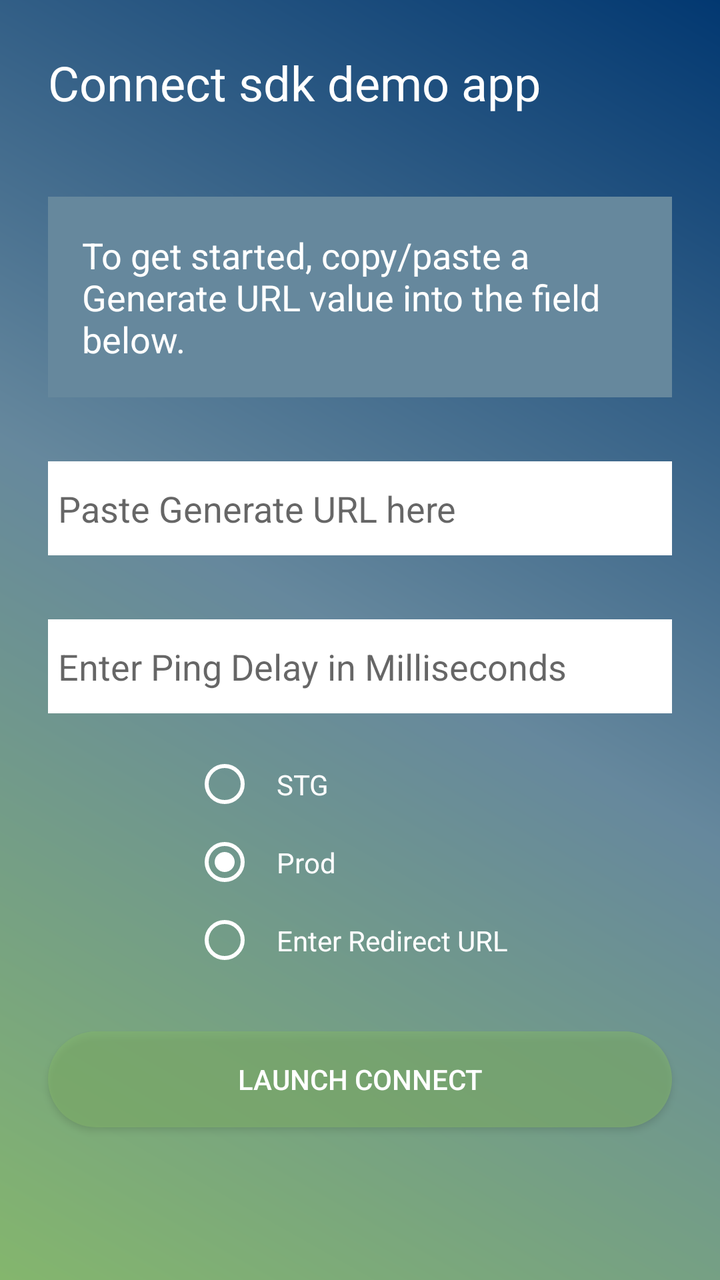
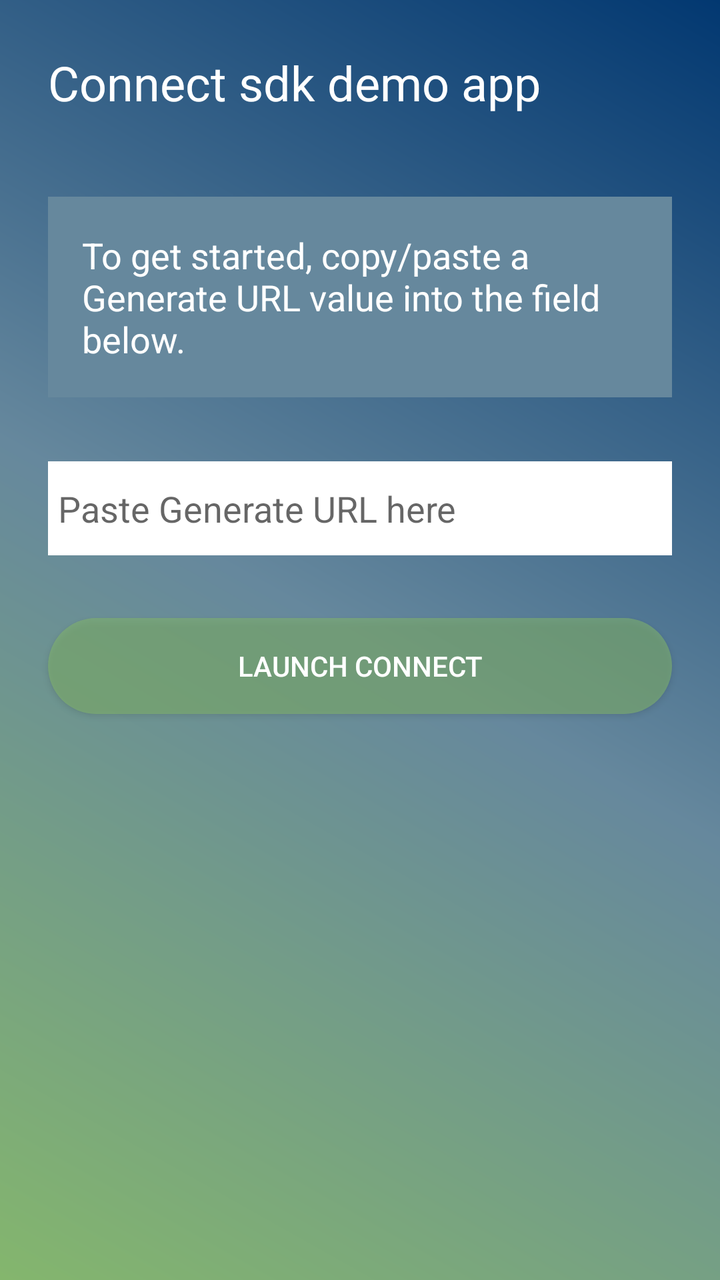

Two renders of the same Android screen: before a commit and after it. Below are the layout's source before the change and the commit's diff.
<!-- AndroidManifest.xml: application theme AppTheme -->
<!-- res/layout/activity_main.xml -->
<?xml version="1.0" encoding="utf-8"?>
<androidx.constraintlayout.widget.ConstraintLayout xmlns:android="http://schemas.android.com/apk/res/android"
    xmlns:app="http://schemas.android.com/apk/res-auto"
    xmlns:tools="http://schemas.android.com/tools"
    android:layout_width="match_parent"
    android:layout_height="match_parent"
    android:background="@drawable/bg"
    tools:context="com.mastercard.openbanking.connect.demo.MainActivity">

    <TextView
        android:id="@+id/textViewTitle"
        android:layout_width="0dp"
        android:layout_height="wrap_content"
        android:layout_marginStart="24dp"
        android:layout_marginTop="8dp"
        android:layout_marginEnd="24dp"
        android:paddingTop="17dp"
        android:paddingBottom="17dp"
        android:text="Connect sdk demo app"
        android:textAlignment="textStart"
        android:textColor="@color/white"
        android:textSize="24sp"
        app:layout_constraintEnd_toEndOf="parent"
        app:layout_constraintHorizontal_bias="0.0"
        app:layout_constraintStart_toStartOf="parent"
        app:layout_constraintTop_toTopOf="parent" />

    <TextView
        android:id="@+id/textView"
        android:layout_width="0dp"
        android:layout_height="wrap_content"
        android:layout_marginStart="24dp"
        android:layout_marginTop="24dp"
        android:layout_marginEnd="24dp"
        android:background="#66889D"
        android:padding="17dp"
        android:text="To get started, copy/paste a Generate URL value into the field below."
        android:textAlignment="textStart"
        android:textColor="@color/white"
        android:textSize="18sp"
        app:layout_constraintEnd_toEndOf="parent"
        app:layout_constraintHorizontal_bias="0.0"
        app:layout_constraintStart_toStartOf="parent"
        app:layout_constraintTop_toBottomOf="@+id/textViewTitle" />

    <EditText
        android:id="@+id/editConnectUrl"
        android:layout_width="0dp"
        android:layout_height="47dp"
        android:layout_marginTop="32dp"
        android:background="@android:color/white"
        android:ems="10"
        android:gravity="center_vertical"
        android:hint="Paste Generate URL here"
        android:maxLines="1"
        android:padding="5dp"
        app:layout_constraintEnd_toEndOf="@+id/textView"
        app:layout_constraintHorizontal_bias="0.12"
        app:layout_constraintStart_toStartOf="@+id/textView"
        app:layout_constraintTop_toBottomOf="@+id/textView" />

    <EditText
        android:id="@+id/editPingDelay"
        android:layout_width="0dp"
        android:layout_height="47dp"
        android:layout_marginTop="32dp"
        android:background="@android:color/white"
        android:ems="10"
        android:gravity="center_vertical"
        android:hint="Enter Ping Delay in Milliseconds "
        android:maxLines="1"
        android:padding="5dp"
        android:inputType="number"
        app:layout_constraintEnd_toEndOf="@+id/textView"
        app:layout_constraintHorizontal_bias="0.12"
        app:layout_constraintStart_toStartOf="@+id/textView"
        app:layout_constraintTop_toBottomOf="@+id/editConnectUrl" />

    <RadioGroup
        android:id="@+id/radioGroup"
        android:layout_width="wrap_content"
        android:layout_height="wrap_content"
        android:layout_marginTop="16dp"

        app:layout_constraintTop_toBottomOf="@+id/editPingDelay"
        app:layout_constraintStart_toStartOf="@+id/editConnectUrl"
        app:layout_constraintEnd_toEndOf="@+id/editConnectUrl">

        <RadioButton
            android:id="@+id/radioSTG"
            android:layout_width="wrap_content"
            android:layout_height="wrap_content"
            android:buttonTint="@color/white"
            android:textColor="@color/white"
            android:padding="10dp"
            android:text="STG" />

        <RadioButton
            android:id="@+id/radioProd"
            android:layout_width="wrap_content"
            android:layout_height="wrap_content"
            android:buttonTint="@color/white"
            android:textColor="@color/white"
            android:checked="true"
            android:padding="10dp"
            android:text="Prod" />

        <RadioButton
            android:id="@+id/radioRedirectURL"
            android:layout_width="wrap_content"
            android:layout_height="wrap_content"
            android:buttonTint="@color/white"
            android:textColor="@color/white"
            android:padding="10dp"
            android:text="Enter Redirect URL" />
    </RadioGroup>


    <EditText
        android:visibility="gone"
        android:id="@+id/editRedirectURL"
        android:layout_width="0dp"
        android:layout_height="47dp"
        android:layout_marginTop="32dp"
        android:background="@android:color/white"
        android:ems="10"
        android:gravity="center_vertical"
        android:hint="Enter Redirect URL"
        android:maxLines="1"
        android:padding="5dp"
        app:layout_constraintEnd_toEndOf="@+id/textView"
        app:layout_constraintHorizontal_bias="0.12"
        app:layout_constraintStart_toStartOf="@+id/textView"
        app:layout_constraintTop_toBottomOf="@+id/radioGroup" />

    <Button
        android:id="@+id/startButtonEventHandler"
        android:layout_width="0dp"
        android:layout_height="wrap_content"
        android:layout_marginTop="24dp"
        android:background="@drawable/rounded_corner"
        android:padding="5dp"
        android:text="@string/handler_start_button_text"
        android:textColor="@color/white"
        app:layout_constraintBottom_toBottomOf="parent"
        app:layout_constraintEnd_toEndOf="@+id/editConnectUrl"
        app:layout_constraintStart_toStartOf="@+id/editConnectUrl"
        app:layout_constraintTop_toBottomOf="@+id/editRedirectURL"
        app:layout_constraintVertical_bias="0.025" />

</androidx.constraintlayout.widget.ConstraintLayout>
<!-- resources referenced by this layout -->
<resources>
  <color name="white">#ffffff</color>
  <!-- drawable bg (drawable) -->
  <?xml version = "1.0" encoding = "utf-8" ?>
  <shape
      android:shape = "rectangle"
      xmlns:android = "http://schemas.android.com/apk/res/android" >
  
      <gradient
          android:startColor = "#84B66D"
          android:centerColor = "#66889D"
          android:endColor = "#023871"
          android:angle = "45"
          android:type = "linear" />
  </shape>
  <!-- drawable rounded_corner (drawable) -->
  <?xml version="1.0" encoding="utf-8"?>
  <shape xmlns:android="http://schemas.android.com/apk/res/android">
      <corners  android:radius="45dp"/>
      <solid android:color="#9084B66D"></solid>
  </shape>
  <string name="handler_start_button_text">Launch Connect</string>
  <style name="AppTheme" parent="Theme.AppCompat.Light.NoActionBar">
          
          <item name="colorPrimary">#84B66D</item>
          <item name="colorPrimaryDark">@color/colorPrimaryDark</item>
          <item name="colorAccent">@color/colorAccent</item>
      </style>
  <color name="colorPrimaryDark">#00574B</color>
  <color name="colorAccent">#D81B60</color>
</resources>

<!-- the commit's change to res/layout/activity_main.xml (unified diff, before → after) -->
@@ -6,6 +6,7 @@
     android:layout_height="match_parent"
     android:background="@drawable/bg"
     tools:context="com.mastercard.openbanking.connect.demo.MainActivity">
+
 
     <TextView
         android:id="@+id/textViewTitle"
@@ -59,80 +60,6 @@
         app:layout_constraintStart_toStartOf="@+id/textView"
         app:layout_constraintTop_toBottomOf="@+id/textView" />
 
-    <EditText
-        android:id="@+id/editPingDelay"
-        android:layout_width="0dp"
-        android:layout_height="47dp"
-        android:layout_marginTop="32dp"
-        android:background="@android:color/white"
-        android:ems="10"
-        android:gravity="center_vertical"
-        android:hint="Enter Ping Delay in Milliseconds "
-        android:maxLines="1"
-        android:padding="5dp"
-        android:inputType="number"
-        app:layout_constraintEnd_toEndOf="@+id/textView"
-        app:layout_constraintHorizontal_bias="0.12"
-        app:layout_constraintStart_toStartOf="@+id/textView"
-        app:layout_constraintTop_toBottomOf="@+id/editConnectUrl" />
-
-    <RadioGroup
-        android:id="@+id/radioGroup"
-        android:layout_width="wrap_content"
-        android:layout_height="wrap_content"
-        android:layout_marginTop="16dp"
-
-        app:layout_constraintTop_toBottomOf="@+id/editPingDelay"
-        app:layout_constraintStart_toStartOf="@+id/editConnectUrl"
-        app:layout_constraintEnd_toEndOf="@+id/editConnectUrl">
-
-        <RadioButton
-            android:id="@+id/radioSTG"
-            android:layout_width="wrap_content"
-            android:layout_height="wrap_content"
-            android:buttonTint="@color/white"
-            android:textColor="@color/white"
-            android:padding="10dp"
-            android:text="STG" />
-
-        <RadioButton
-            android:id="@+id/radioProd"
-            android:layout_width="wrap_content"
-            android:layout_height="wrap_content"
-            android:buttonTint="@color/white"
-            android:textColor="@color/white"
-            android:checked="true"
-            android:padding="10dp"
-            android:text="Prod" />
-
-        <RadioButton
-            android:id="@+id/radioRedirectURL"
-            android:layout_width="wrap_content"
-            android:layout_height="wrap_content"
-            android:buttonTint="@color/white"
-            android:textColor="@color/white"
-            android:padding="10dp"
-            android:text="Enter Redirect URL" />
-    </RadioGroup>
-
-
-    <EditText
-        android:visibility="gone"
-        android:id="@+id/editRedirectURL"
-        android:layout_width="0dp"
-        android:layout_height="47dp"
-        android:layout_marginTop="32dp"
-        android:background="@android:color/white"
-        android:ems="10"
-        android:gravity="center_vertical"
-        android:hint="Enter Redirect URL"
-        android:maxLines="1"
-        android:padding="5dp"
-        app:layout_constraintEnd_toEndOf="@+id/textView"
-        app:layout_constraintHorizontal_bias="0.12"
-        app:layout_constraintStart_toStartOf="@+id/textView"
-        app:layout_constraintTop_toBottomOf="@+id/radioGroup" />
-
     <Button
         android:id="@+id/startButtonEventHandler"
         android:layout_width="0dp"
@@ -145,7 +72,7 @@
         app:layout_constraintBottom_toBottomOf="parent"
         app:layout_constraintEnd_toEndOf="@+id/editConnectUrl"
         app:layout_constraintStart_toStartOf="@+id/editConnectUrl"
-        app:layout_constraintTop_toBottomOf="@+id/editRedirectURL"
+        app:layout_constraintTop_toBottomOf="@+id/editConnectUrl"
         app:layout_constraintVertical_bias="0.025" />
 
 </androidx.constraintlayout.widget.ConstraintLayout>
